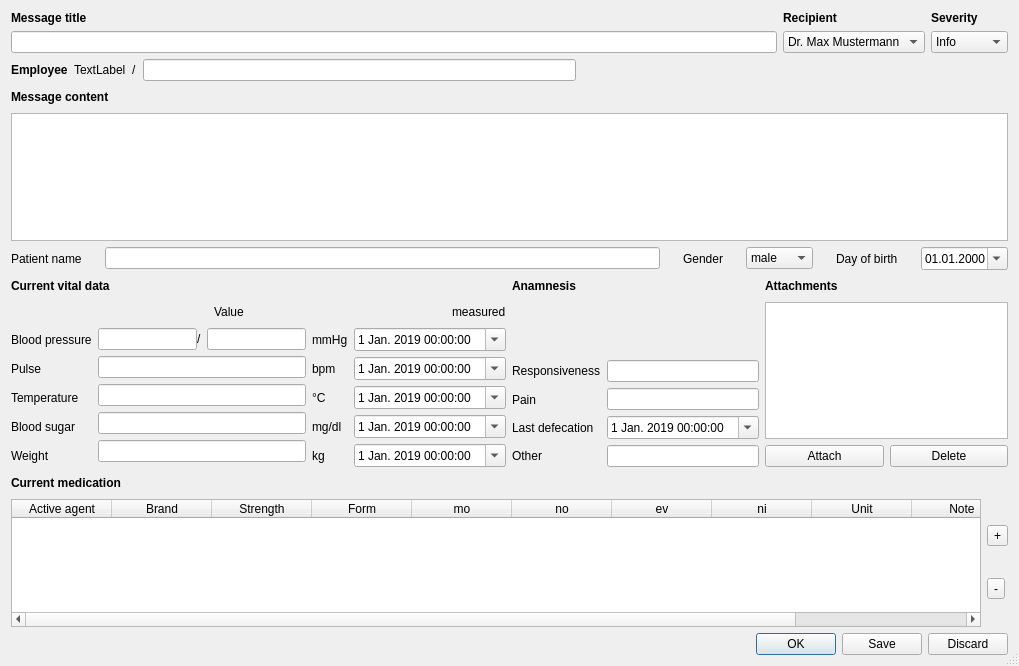
This is src/gui/messages/createmessagedialog.ui in Awesome-Technologies/ampcare-desktop as Qt 5 draws it before an edit. The edited form follows.
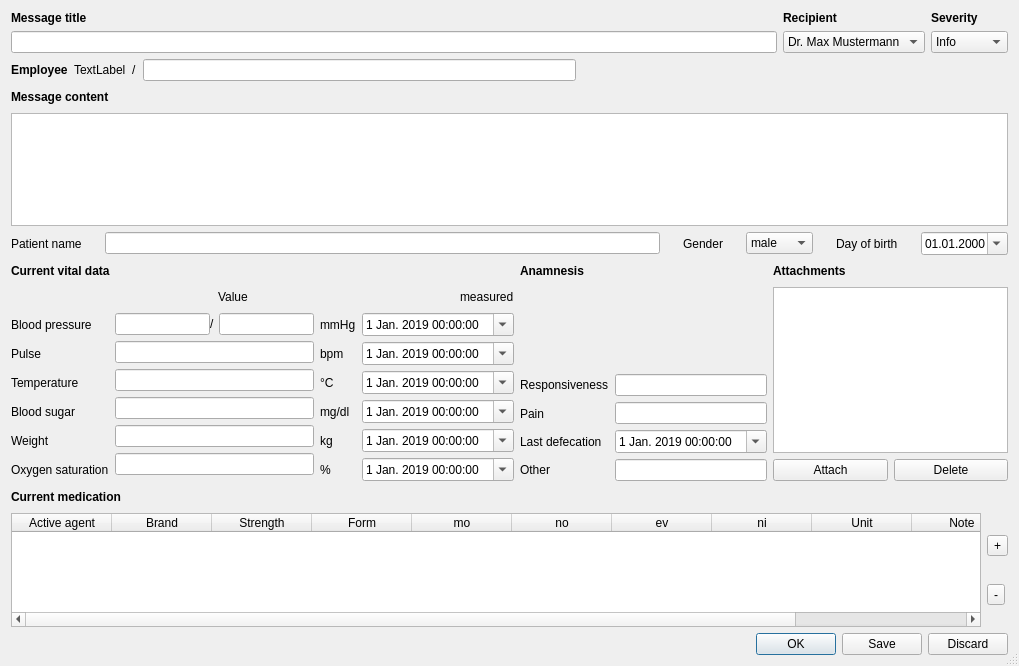
This is the edited form. Icons and pictures are not drawn.

Commit message: Adds oxygen saturation to vital parameters

The edit to the form file:
```diff
--- a/src/gui/messages/createmessagedialog.ui
+++ b/src/gui/messages/createmessagedialog.ui
@@ -451,6 +451,13 @@
              </property>
             </widget>
            </item>
+           <item>
+            <widget class="QLabel" name="label_30">
+             <property name="text">
+              <string>Oxygen saturation</string>
+             </property>
+            </widget>
+           </item>
           </layout>
          </item>
          <item>
@@ -514,6 +521,9 @@
              </property>
             </widget>
            </item>
+           <item>
+            <widget class="QLineEdit" name="lineEdit_oxygen"/>
+           </item>
           </layout>
          </item>
          <item>
@@ -568,6 +578,13 @@
              </property>
             </widget>
            </item>
+           <item>
+            <widget class="QLabel" name="label_31">
+             <property name="text">
+              <string>%</string>
+             </property>
+            </widget>
+           </item>
           </layout>
          </item>
          <item>
@@ -718,6 +735,23 @@
              </property>
             </widget>
            </item>
+           <item>
+            <widget class="QDateTimeEdit" name="dateTime_oxygen">
+             <property name="specialValueText">
+              <string> </string>
+             </property>
+             <property name="date">
+              <date>
+               <year>2019</year>
+               <month>1</month>
+               <day>1</day>
+              </date>
+             </property>
+             <property name="calendarPopup">
+              <bool>true</bool>
+             </property>
+            </widget>
+           </item>
           </layout>
          </item>
         </layout>
```
The commit also changes 5 other files.
